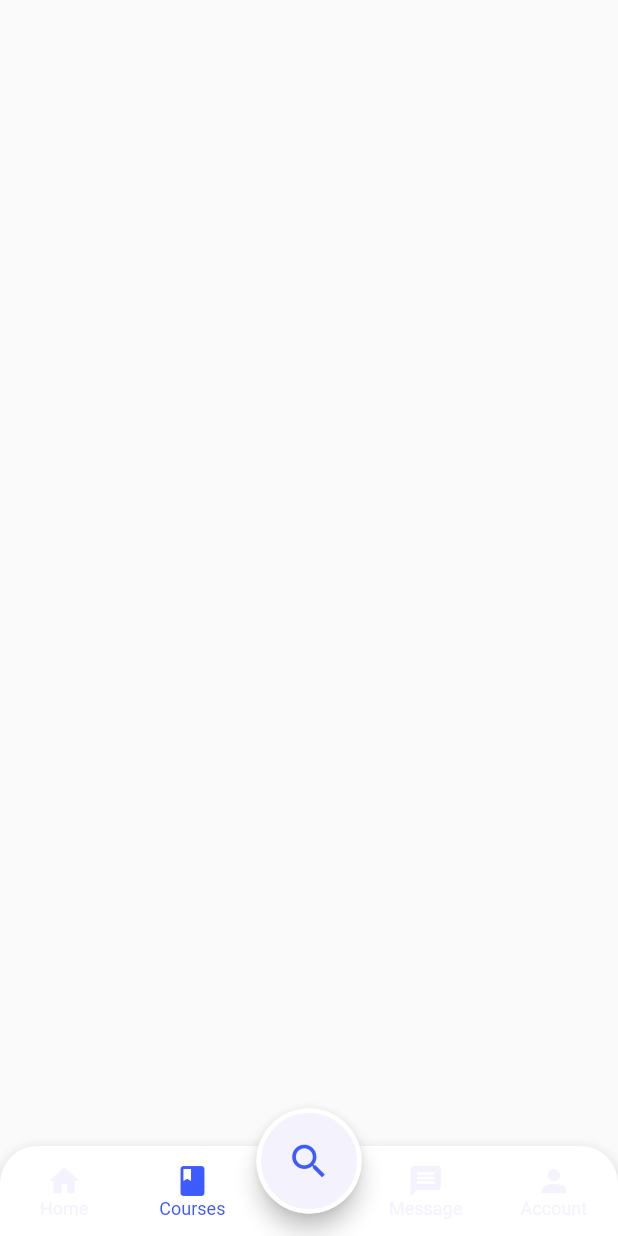
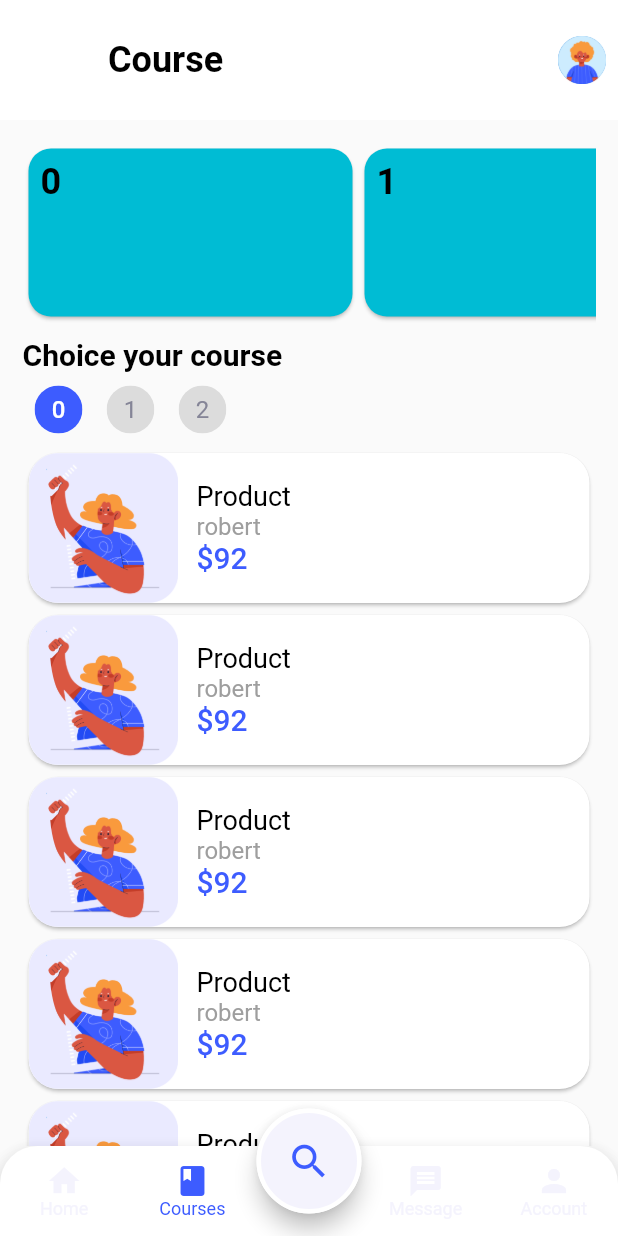
Before and after one commit to Krupal01/online_learning_application, a Flutter app: the HomeScreen screen opened by its route, item 2 of the bottom bar chosen, on a phone screen of 412 x 824 dp. Run offline on Flutter 3.47's test engine with Material 2 defaults, Android fonts, the light colour scheme and no system bars; our stand-ins replace bloc, carousel_slider, flutter_bloc, hexcolor, validators.

Commit message:
ADD : Course screen

```diff
--- a/lib/main.dart
+++ b/lib/main.dart
@@ -55,7 +55,7 @@ class MyApp extends StatelessWidget {
 
       ),
       onGenerateRoute: (settings) => routes.onGenerateRoutes(settings),
-      initialRoute: SPLASH_SCREEN_ROUTE,
+      initialRoute: COURSE_SCREEN_ROUTE,
     );
   }
 }
--- a/lib/screens/courses_screen.dart
+++ b/lib/screens/courses_screen.dart
@@ -1,16 +1,122 @@
 import 'package:flutter/material.dart';
+import 'package:online_learning_application/Constants.dart';
+import 'package:online_learning_application/widget/course_card.dart';
+import 'package:online_learning_application/widget/main_appbar.dart';
+import 'package:online_learning_application/widget/utils.dart';
 
 import '../routes.dart';
 import '../widget/bottombar_search_button.dart';
 import '../widget/main_bottombar.dart';
 
-class CoursesScreen extends StatelessWidget {
+class CoursesScreen extends StatefulWidget {
   const CoursesScreen({Key? key}) : super(key: key);
+
+  @override
+  State<CoursesScreen> createState() => _CoursesScreenState();
+}
+
+class _CoursesScreenState extends State<CoursesScreen> {
+  int selectedChipIndex = 0;
+
+  void selectedChip(int index) {
+    setState(() {
+      selectedChipIndex = index;
+    });
+  }
 
   @override
   Widget build(BuildContext context) {
     return Scaffold(
-      body: Container(),
+      appBar: MainAppBar(
+        title: 'Course',
+        actions: [
+          IconButton(
+            onPressed: () {},
+            icon: const CircleAvatar(
+              child: Image(
+                image: AssetImage("assets/images/Avatar 01.png"),
+                height: 50,
+                width: 50,
+              ),
+            ),
+          ),
+        ],
+      ),
+      body: SingleChildScrollView(
+        child: Padding(
+          padding: const EdgeInsets.all(15.0),
+          child: Column(
+            crossAxisAlignment: CrossAxisAlignment.start,
+            children: [
+              SizedBox(
+                height: 120,
+                child: ListView.builder(
+                  scrollDirection: Axis.horizontal,
+                  itemCount: 3,
+                  itemBuilder: (context, index) => Card(
+                    clipBehavior: Clip.hardEdge,
+                    color: Colors.cyan,
+                    shape: const RoundedRectangleBorder(
+                      borderRadius: BorderRadius.all(Radius.circular(15)),
+                    ),
+                    child: Padding(
+                      padding: const EdgeInsets.all(8.0),
+                      child: SizedBox(
+                        height: 120,
+                        width: 200,
+                        child: Text(
+                          index.toString(),
+                          style: Theme.of(context).textTheme.headlineLarge,
+                        ),
+                      ),
+                    ),
+                  ),
+                ),
+              ),
+              space(vertical: 10),
+              Text(
+                "Choice your course",
+                style: Theme.of(context).textTheme.headlineSmall,
+              ),
+              SizedBox(
+                height: 50,
+                child: ListView.builder(
+                  scrollDirection: Axis.horizontal,
+                  itemCount: 3,
+                  itemBuilder: (context, index) {
+                    return ChoiceChip(
+                      label: Text(index.toString()),
+                      selected: index == selectedChipIndex,
+                      selectedColor: Theme.of(context).primaryColor,
+                      disabledColor: custom_gray,
+                      labelStyle: index == selectedChipIndex
+                          ? Theme.of(context).textTheme.displaySmall
+                          : Theme.of(context).textTheme.bodyLarge,
+                      onSelected: (value) {
+                        if (value) {
+                          selectedChip(index);
+                        }
+                      },
+                    );
+                  },
+                ),
+              ),
+              ListView.builder(
+                shrinkWrap: true,
+                physics: NeverScrollableScrollPhysics(),
+                itemCount: 10,
+                itemBuilder: (context, index) {
+                  return CourseCard(
+                    title: "Product",
+                    desc: "robert",
+                    price: "92",
+                  );
+                },
+              ),
+            ],
+          ),
+        ),
+      ),
       bottomNavigationBar: MainBottomBar(
         selected: 2,
         onItemSelected: (index) {
@@ -19,8 +125,8 @@ class CoursesScreen extends StatelessWidget {
       ),
       floatingActionButtonLocation: FloatingActionButtonLocation.centerDocked,
       floatingActionButton: BottomSearchButton(
-        onSearchPressed: (){},
+        onSearchPressed: () {},
       ),
-    );;
+    );
   }
 }
--- /dev/null
+++ b/lib/widget/course_card.dart
@@ -0,0 +1,54 @@
+import 'package:flutter/material.dart';
+import 'package:online_learning_application/widget/utils.dart';
+
+class CourseCard extends StatelessWidget {
+  final String? title;
+  final String? desc;
+  final String? price;
+
+  final String? imagePath;
+  final VoidCallback? onTap;
+  final VoidCallback? onLongPress;
+
+  const CourseCard({Key? key , this.onTap , this.title, this.desc, this.imagePath, this.onLongPress,this.price }) : super(key: key);
+
+  @override
+  Widget build(BuildContext context) {
+    return InkWell(
+      onTap: onTap,
+      onLongPress: onLongPress,
+      child: Card(
+        shape: RoundedRectangleBorder(
+            borderRadius: BorderRadius.all(Radius.circular(20))),
+        child: Row(
+          children: [
+            Container(
+                decoration: BoxDecoration(
+                  borderRadius: BorderRadius.all(
+                    Radius.circular(15),
+                  ),
+                ),
+                clipBehavior: Clip.hardEdge,
+                child: Image(
+                  image: AssetImage(imagePath??"assets/images/Illustration 04.png"),
+                  height: 100,
+                  width: 100,
+                )),
+            Padding(
+              padding: const EdgeInsets.all(12.0),
+              child: Column(
+                mainAxisAlignment: MainAxisAlignment.start,
+                crossAxisAlignment: CrossAxisAlignment.start,
+                children: [
+                  Text(title??"" , style: blackText18,),
+                  Text(desc??"" , style: greyText16,),
+                  Text("\$${price??""}" , style: primaryText20,)
+                ],
+              ),
+            )
+          ],
+        ),
+      ),
+    );
+  }
+}
--- /dev/null
+++ b/lib/widget/main_appbar.dart
@@ -0,0 +1,27 @@
+import 'package:flutter/material.dart';
+
+class MainAppBar extends StatelessWidget implements PreferredSizeWidget {
+  final String title;
+  final List<Widget>? actions;
+
+
+  const MainAppBar({Key? key, required this.title , this.actions }) : super(key: key);
+
+  @override
+  Widget build(BuildContext context) {
+    return AppBar(
+      toolbarHeight: preferredSize.height,
+      elevation: 0,
+      backgroundColor: Colors.white,
+      title: Text(
+        title,
+        style: Theme.of(context).textTheme.headlineLarge,
+      ),
+      actions: actions,
+    );
+  }
+
+  @override
+  // TODO: implement preferredSize
+  Size get preferredSize => const Size.fromHeight(80);
+}
--- a/lib/widget/utils.dart
+++ b/lib/widget/utils.dart
@@ -60,12 +60,24 @@ const blackText20 = TextStyle(
   color: Colors.black,
 );
 
+const blackText18 = TextStyle(
+  fontSize:18,
+  fontWeight: FontWeight.w400,
+  color: Colors.black,
+);
+
 const blackText16 = TextStyle(
   fontSize:16,
   fontWeight: FontWeight.w400,
   color: Colors.black,
 );
 
+TextStyle primaryText20 = TextStyle(
+  fontSize:20,
+  fontWeight: FontWeight.w500,
+  color: HexColor("#3D5CFF"),
+);
+
 ButtonStyle primaryTextButton16 = ButtonStyle(
   textStyle: MaterialStateProperty.all(primaryText16),
 );
```
